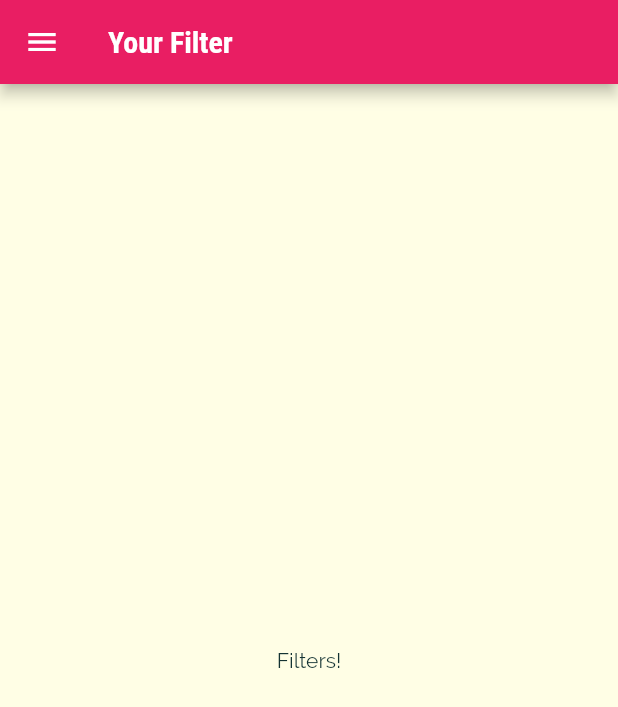
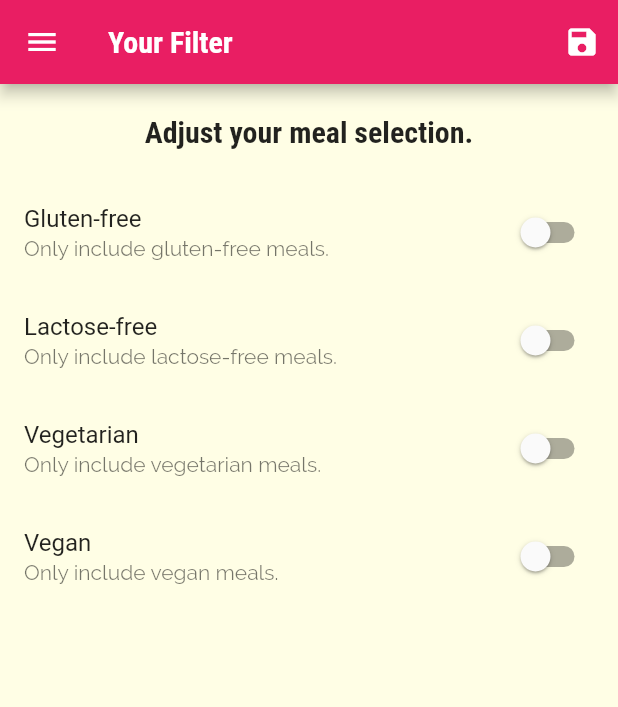
Before and after one commit to FlorentGimaret/UDEMY-Meals-App, a Flutter app: the FiltersScreen screen opened by its route, on a phone screen of 412 x 824 dp. Shown: the top 707 px of the screen. Run offline on Flutter 3.47's test engine with Material 2 defaults, Android fonts, the phone set to English and light mode, and no system bars.

Commit message:
Lecture 180

```diff
--- a/lib/main.dart
+++ b/lib/main.dart
@@ -1,5 +1,7 @@
 import 'package:flutter/material.dart';
 
+import './dummy_data.dart';
+import './models/meal.dart';
 import './screens/tabs_screen.dart';
 import './screens/categories_screen.dart';
 import './screens/category_meals_screen.dart';
@@ -8,7 +10,34 @@ import './screens/filters_screen.dart';
 
 void main() => runApp(MyApp());
 
-class MyApp extends StatelessWidget {
+class MyApp extends StatefulWidget {
+  @override
+  _MyAppState createState() => _MyAppState();
+}
+
+class _MyAppState extends State<MyApp> {
+  Map<String, bool> _filters = {
+    'gluten': false,
+    'lactose': false,
+    'vegetarian': false,
+    'vegan': false,
+  };
+  List<Meal> _availableMeals = DUMMY_MEALS;
+
+  void _setFilters(Map<String, bool> filterData) {
+    setState(() {
+      _filters = filterData;
+
+      _availableMeals = DUMMY_MEALS.where((meal) {
+        if (_filters['gluten'] && !meal.isGlutenFree) return false;
+        if (_filters['lactose'] && !meal.isLactoseFree) return false;
+        if (_filters['vegan'] && !meal.isVegan) return false;
+        if (_filters['vegetarian'] && !meal.isVegetarian) return false;
+        return true;
+      }).toList();
+    });
+  }
+
   @override
   Widget build(BuildContext context) {
     return MaterialApp(
@@ -36,9 +65,10 @@ class MyApp extends StatelessWidget {
       initialRoute: '/', // default is '/'
       routes: {
         '/': (ctx) => TabsScreen(),
-        CategoryMealsScreen.routeName: (ctx) => CategoryMealsScreen(),
+        CategoryMealsScreen.routeName: (ctx) =>
+            CategoryMealsScreen(_availableMeals),
         MealDetailScreen.routeName: (ctx) => MealDetailScreen(),
-        FiltersScreen.routeName: (ctx) => FiltersScreen(),
+        FiltersScreen.routeName: (ctx) => FiltersScreen(_filters, _setFilters),
       },
       // onGenerateRoute: (settings) {},
       onUnknownRoute: (settings) {
--- a/lib/screens/filters_screen.dart
+++ b/lib/screens/filters_screen.dart
@@ -2,18 +2,126 @@ import 'package:flutter/material.dart';
 
 import '../widgets/main_drawer.dart';
 
-class FiltersScreen extends StatelessWidget {
+class FiltersScreen extends StatefulWidget {
   static const routeName = '/filters';
+
+  final Map<String, bool> currentFilters;
+  final Function saveFilters;
+
+  FiltersScreen(this.currentFilters, this.saveFilters);
+
+  @override
+  _FiltersScreenState createState() => _FiltersScreenState();
+}
+
+class _FiltersScreenState extends State<FiltersScreen> {
+  var _glutenFree = false;
+  var _vegetarian = false;
+  var _vegan = false;
+  var _lactoseFree = false;
+
+  @override
+  void initState() {
+    super.initState();
+    _glutenFree = widget.currentFilters['gluten'];
+    _lactoseFree = widget.currentFilters['lactose'];
+    _vegetarian = widget.currentFilters['vegetarian'];
+    _vegan = widget.currentFilters['vegan'];
+  }
+
+  Widget _buildSwitchListTile(
+    String title,
+    String description,
+    bool currentValue,
+    Function updateValue,
+  ) {
+    return SwitchListTile(
+      title: Text(title),
+      value: currentValue,
+      subtitle: Text(
+        description,
+      ),
+      onChanged: updateValue,
+    );
+  }
 
   @override
   Widget build(BuildContext context) {
     return Scaffold(
       appBar: AppBar(
         title: Text('Your Filter'),
+        actions: [
+          IconButton(
+            icon: Icon(Icons.save),
+            onPressed: () {
+              final selectedFilters = {
+                'gluten': _glutenFree,
+                'lactose': _lactoseFree,
+                'vegetarian': _vegetarian,
+                'vegan': _vegan,
+              };
+              widget.saveFilters(selectedFilters);
+            },
+          ),
+        ],
       ),
       drawer: MainDrawer(),
-      body: Center(
-        child: Text('Filters!'),
+      body: Column(
+        children: [
+          Container(
+            padding: EdgeInsets.all(20),
+            child: Text(
+              'Adjust your meal selection.',
+              style: Theme.of(context).textTheme.title,
+            ),
+          ),
+          Expanded(
+            child: ListView(
+              children: [
+                _buildSwitchListTile(
+                  'Gluten-free',
+                  'Only include gluten-free meals.',
+                  _glutenFree,
+                  (newValue) {
+                    setState(() {
+                      _glutenFree = newValue;
+                    });
+                  },
+                ),
+                _buildSwitchListTile(
+                  'Lactose-free',
+                  'Only include lactose-free meals.',
+                  _lactoseFree,
+                  (newValue) {
+                    setState(() {
+                      _lactoseFree = newValue;
+                    });
+                  },
+                ),
+                _buildSwitchListTile(
+                  'Vegetarian',
+                  'Only include vegetarian meals.',
+                  _vegetarian,
+                  (newValue) {
+                    setState(() {
+                      _vegetarian = newValue;
+                    });
+                  },
+                ),
+                _buildSwitchListTile(
+                  'Vegan',
+                  'Only include vegan meals.',
+                  _vegan,
+                  (newValue) {
+                    setState(() {
+                      _vegan = newValue;
+                    });
+                  },
+                ),
+              ],
+            ),
+          ),
+        ],
       ),
     );
   }
```
Also changed, not shown: lib/screens/category_meals_screen.dart (+49 -20 lines), lib/screens/meal_detail_screen.dart (+8 -0 lines), lib/widgets/meal_item.dart (+8 -2 lines).
